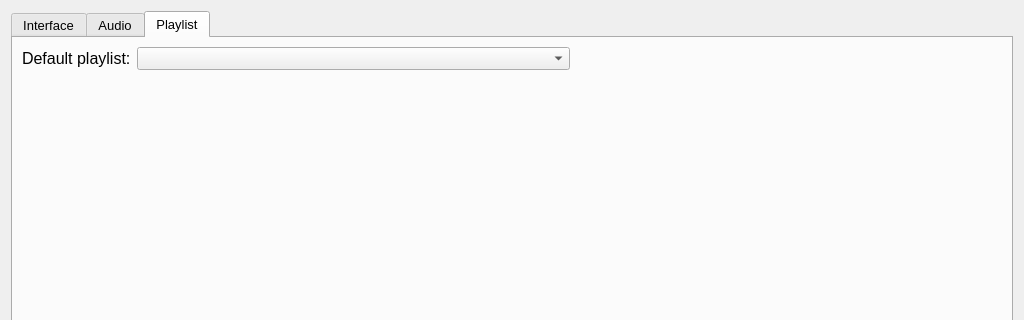
Before: the Qt Designer form src/settings.ui in brookiestein/QBitMPlayer, drawn with Qt 5; both pictures show x 0 to 1024 and y 0 to 320 of the 1024 by 530 pixel window.
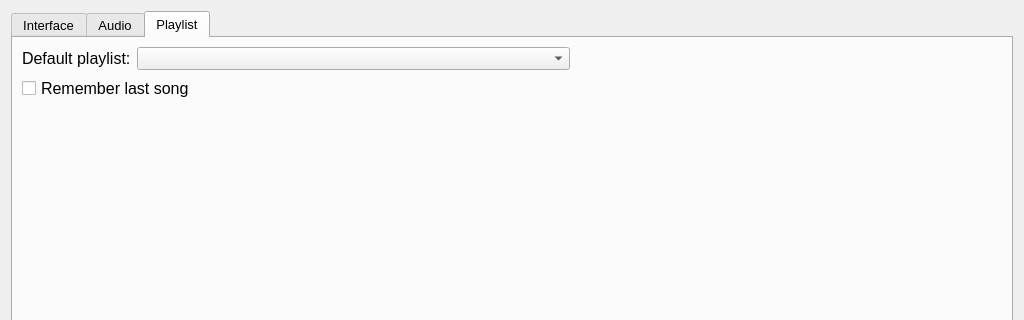
After: the same form once the commit is applied. The open tabs and pages were chosen to show the change.

What changed in the file:
```diff
--- a/src/settings.ui
+++ b/src/settings.ui
@@ -386,6 +386,19 @@
        <string>Playlist</string>
       </attribute>
       <layout class="QGridLayout" name="gridLayout_4">
+       <item row="2" column="0">
+        <spacer name="verticalSpacer_3">
+         <property name="orientation">
+          <enum>Qt::Orientation::Vertical</enum>
+         </property>
+         <property name="sizeHint" stdset="0">
+          <size>
+           <width>20</width>
+           <height>40</height>
+          </size>
+         </property>
+        </spacer>
+       </item>
        <item row="0" column="0">
         <layout class="QVBoxLayout" name="verticalLayout_3">
          <item>
@@ -422,20 +435,7 @@
          </item>
         </layout>
        </item>
-       <item row="1" column="0">
-        <spacer name="verticalSpacer_3">
-         <property name="orientation">
-          <enum>Qt::Orientation::Vertical</enum>
-         </property>
-         <property name="sizeHint" stdset="0">
-          <size>
-           <width>20</width>
-           <height>40</height>
-          </size>
-         </property>
-        </spacer>
-       </item>
-       <item row="2" column="0">
+       <item row="3" column="0">
         <layout class="QHBoxLayout" name="horizontalLayout_7">
          <item>
           <widget class="QLabel" name="playlistStateLabel">
@@ -471,6 +471,22 @@
          </item>
         </layout>
        </item>
+       <item row="1" column="0">
+        <layout class="QHBoxLayout" name="horizontalLayout_4">
+         <item>
+          <widget class="QCheckBox" name="rememberLastSongCheckBox">
+           <property name="font">
+            <font>
+             <pointsize>12</pointsize>
+            </font>
+           </property>
+           <property name="text">
+            <string>Remember last song</string>
+           </property>
+          </widget>
+         </item>
+        </layout>
+       </item>
       </layout>
      </widget>
     </widget>
```
Left out of the diff: 74 changed lines with no effect on the pictures.
